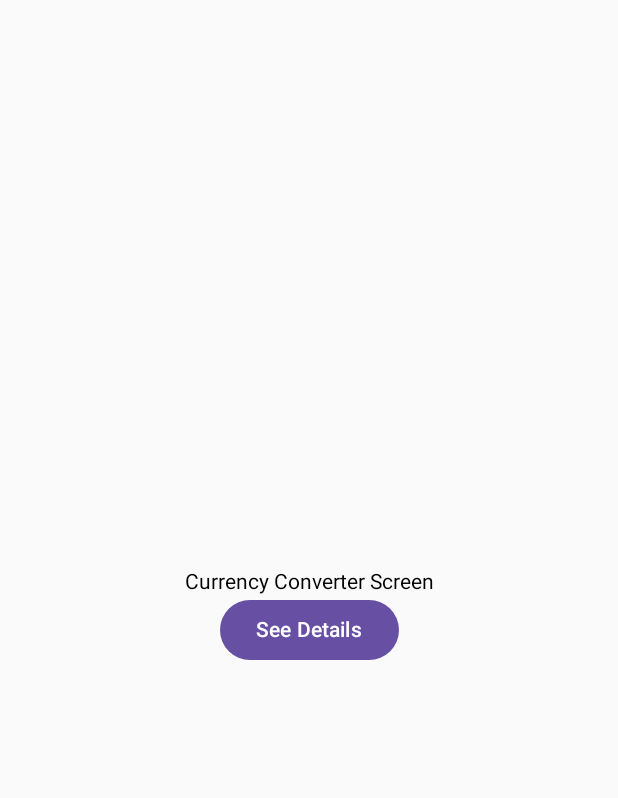
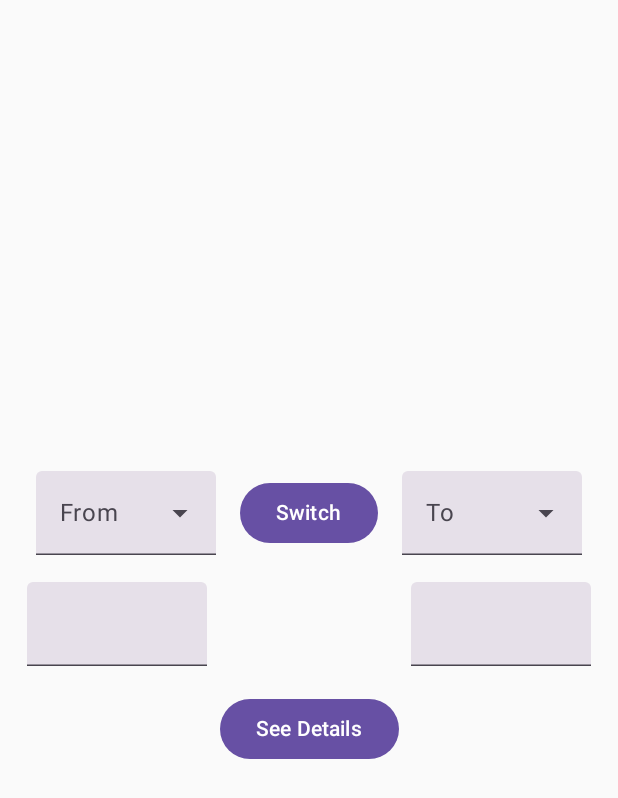
Before and after one commit to Berkay92/Currency, an Android app built with Jetpack Compose: the screen it shows after launch (MainActivity), on a phone screen of 412 x 824 dp. Shown: the top 798 px of the screen. Run offline under Robolectric (Android 15) with nearby library versions, the phone set to English and light mode, and no system bars; network calls fail; 1 statement that could not run was skipped.

Commit message:
Show currency options from API in the dropdown

```diff
--- a/app/src/main/java/com/berkayturkgeldi/currency/pages/currencyConverter/presentation/CurrencyConverterScreen.kt
+++ b/app/src/main/java/com/berkayturkgeldi/currency/pages/currencyConverter/presentation/CurrencyConverterScreen.kt
@@ -1,16 +1,32 @@
 package com.berkayturkgeldi.currency.pages.currencyConverter.presentation
 
+import androidx.compose.foundation.layout.Arrangement
 import androidx.compose.foundation.layout.Box
 import androidx.compose.foundation.layout.Column
+import androidx.compose.foundation.layout.Row
 import androidx.compose.foundation.layout.fillMaxSize
 import androidx.compose.foundation.layout.fillMaxWidth
+import androidx.compose.foundation.layout.padding
+import androidx.compose.foundation.layout.width
+import androidx.compose.foundation.text.KeyboardOptions
 import androidx.compose.material3.Button
+import androidx.compose.material3.DropdownMenuItem
+import androidx.compose.material3.ExperimentalMaterial3Api
+import androidx.compose.material3.ExposedDropdownMenuBox
+import androidx.compose.material3.ExposedDropdownMenuDefaults
 import androidx.compose.material3.Text
+import androidx.compose.material3.TextField
 import androidx.compose.runtime.Composable
 import androidx.compose.runtime.collectAsState
+import androidx.compose.runtime.getValue
+import androidx.compose.runtime.mutableStateOf
+import androidx.compose.runtime.remember
+import androidx.compose.runtime.setValue
 import androidx.compose.ui.Alignment
 import androidx.compose.ui.Modifier
+import androidx.compose.ui.text.input.KeyboardType
 import androidx.compose.ui.tooling.preview.Preview
+import androidx.compose.ui.unit.dp
 import com.berkayturkgeldi.currency.pages.currencyConverter.viewmodel.CurrencyConverterState
 import com.berkayturkgeldi.currency.pages.currencyConverter.viewmodel.CurrencyConverterViewModel
 import org.koin.androidx.compose.getViewModel
@@ -31,6 +47,7 @@ fun CurrencyConverterScreen(
 @Composable
 fun CurrencyConverterContent(
     state: CurrencyConverterState,
+    onSwitchCurrencies : () -> Unit = {},
     onDetailsClicked : () -> Unit = {}
 ) {
     Box(
@@ -39,14 +56,96 @@ fun CurrencyConverterContent(
     ) {
         Column(
             modifier = Modifier.fillMaxWidth(),
-            horizontalAlignment = Alignment.CenterHorizontally
+            horizontalAlignment = Alignment.CenterHorizontally,
+            verticalArrangement = Arrangement.spacedBy(18.dp)
         ) {
-            Text(text = "Currency Converter Screen")
+            Row(
+                verticalAlignment = Alignment.CenterVertically,
+                horizontalArrangement = Arrangement.spacedBy(16.dp)
+            ) {
+                CurrencyDropdown("From", state.currencies)
+                Button(onClick = onSwitchCurrencies) {
+                    Text(text = "Switch")
+                }
+                CurrencyDropdown("To", state.currencies)
+            }
+            Row(
+                modifier = Modifier
+                    .fillMaxWidth()
+                    .padding(horizontal = 18.dp),
+                verticalAlignment = Alignment.CenterVertically,
+                horizontalArrangement = Arrangement.SpaceBetween
+            ) {
+                CurrencyTextField(onValueChange = {})
+                CurrencyTextField(onValueChange = {})
+            }
             Button(onClick = onDetailsClicked) {
                 Text(text = "See Details")
             }
         }
     }
+}
+
+@OptIn(ExperimentalMaterial3Api::class)
+@Composable fun CurrencyDropdown(
+    label: String,
+    currencyOptions: List<String>
+) {
+    var isExpanded by remember {
+        mutableStateOf(false)
+    }
+    var currency by remember {
+        mutableStateOf("")
+    }
+
+    ExposedDropdownMenuBox(
+        modifier = Modifier.width(120.dp),
+        expanded = isExpanded,
+        onExpandedChange = { isExpanded = it }
+    ) {
+        TextField(
+            value = currency,
+            onValueChange = {},
+            readOnly = true,
+            trailingIcon = {
+                ExposedDropdownMenuDefaults.TrailingIcon(expanded = isExpanded)
+            },
+            label = {
+                Text(text = label)
+            },
+            modifier = Modifier.menuAnchor()
+        )
+        ExposedDropdownMenu(
+            expanded = isExpanded,
+            onDismissRequest = { isExpanded = false }
+        ) {
+            currencyOptions.forEach { currencyOption ->
+                DropdownMenuItem(
+                    text = { Text(text = currencyOption) },
+                    onClick = {
+                        currency = currencyOption
+                        isExpanded = false
+                    }
+                )
+            }
+        }
+    }
+}
+
+@Composable
+fun CurrencyTextField(
+    onValueChange: (String) -> Unit
+) {
+    var currencyValue by remember { mutableStateOf("") }
+    TextField(
+        modifier = Modifier.width(120.dp),
+        value = currencyValue,
+        onValueChange = onValueChange,
+        placeholder = {
+            Text(text = "")
+        },
+        keyboardOptions = KeyboardOptions(keyboardType = KeyboardType.Number)
+    )
 }
 
 @Preview(showBackground = true)
--- a/app/src/main/java/com/berkayturkgeldi/currency/pages/currencyConverter/viewmodel/CurrencyConverterState.kt
+++ b/app/src/main/java/com/berkayturkgeldi/currency/pages/currencyConverter/viewmodel/CurrencyConverterState.kt
@@ -4,5 +4,6 @@ import androidx.compose.runtime.Immutable
 
 @Immutable
 data class CurrencyConverterState(
-    val isLoading: Boolean = false
+    val isLoading: Boolean = false,
+    val currencies: List<String> = listOf()
 )
--- a/app/src/main/java/com/berkayturkgeldi/currency/pages/currencyConverter/viewmodel/CurrencyConverterViewModel.kt
+++ b/app/src/main/java/com/berkayturkgeldi/currency/pages/currencyConverter/viewmodel/CurrencyConverterViewModel.kt
@@ -27,7 +27,7 @@ class CurrencyConverterViewModel(
         _state.update { it.copy(isLoading = true) }
         val result = fetchCurrencies.invoke()
         if (result is Ok) {
-            Log.d("myTag","currencies : $result")
+            _state.update { it.copy(currencies = result.value) }
         } else {
             Log.d("myTag","error is $result")
         }
```
